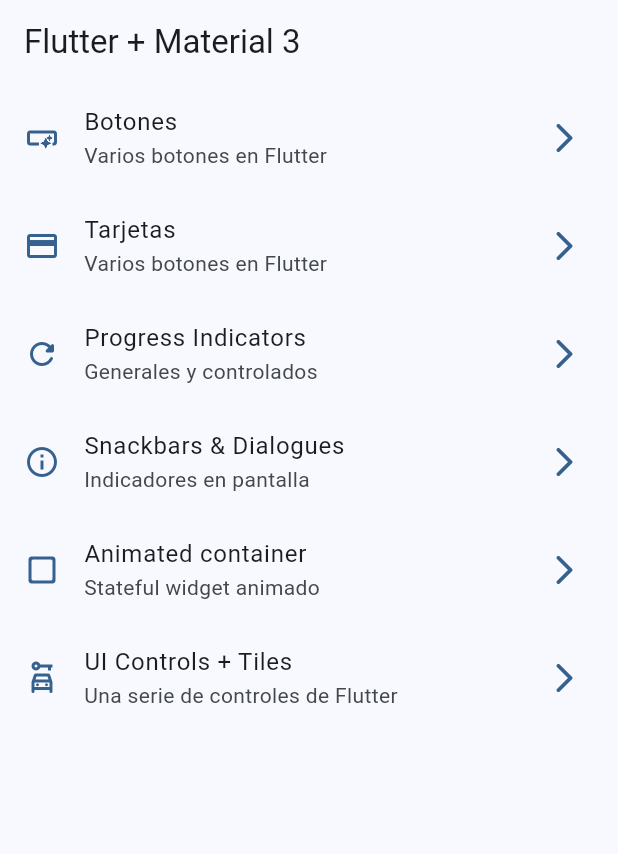
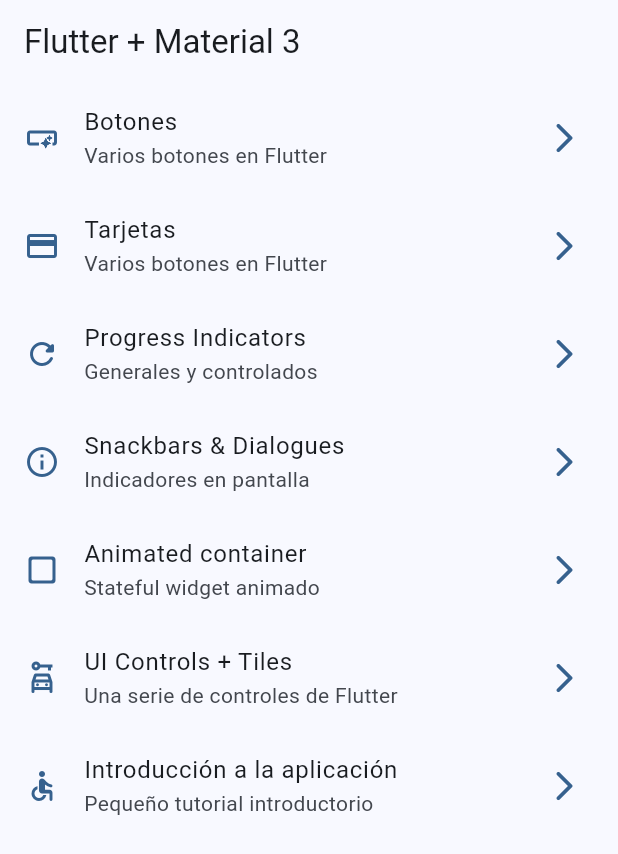
Before and after one commit to masmariuss/widgets_app, a Flutter app: the screen it shows after launch, on a phone screen of 412 x 824 dp. Shown: the top 854 px of the screen. Run offline on Flutter 3.47's test engine with Material 2 defaults, Android fonts, the phone set to English and light mode, and no system bars; our stand-ins replace go_router.

Commit message:
tutorial screen added

```diff
--- a/lib/config/theme/menu/menu_items.dart
+++ b/lib/config/theme/menu/menu_items.dart
@@ -57,4 +57,11 @@ const appMenuItems = <MenuItem>[
     link: '/ui-controls',
     icon: Icons.car_rental_outlined
   ),
+
+  MenuItem(
+    title: 'Introducción a la aplicación',
+    subTitle: 'Pequeño tutorial introductorio',
+    link: '/tutorial',
+    icon: Icons.accessible_rounded
+  ),
 ];
--- a/lib/config/theme/router/app_router.dart
+++ b/lib/config/theme/router/app_router.dart
@@ -52,5 +52,11 @@ final GoRouter appRouter = GoRouter(
       builder: (context, state) => const UiControlsScreen()
     ),
 
+    GoRoute(
+      path: '/tutorial',
+      name: AppTutorialScreen.name,
+      builder: (context, state) => const AppTutorialScreen()
+    ),
+
   ]
 );
```
